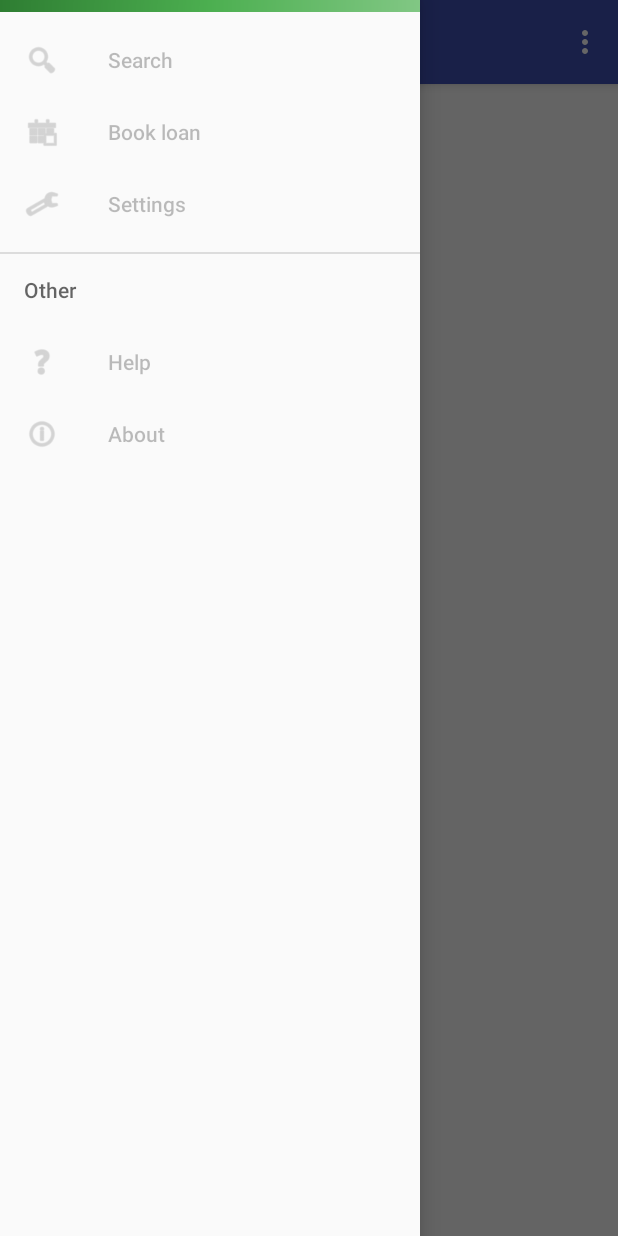
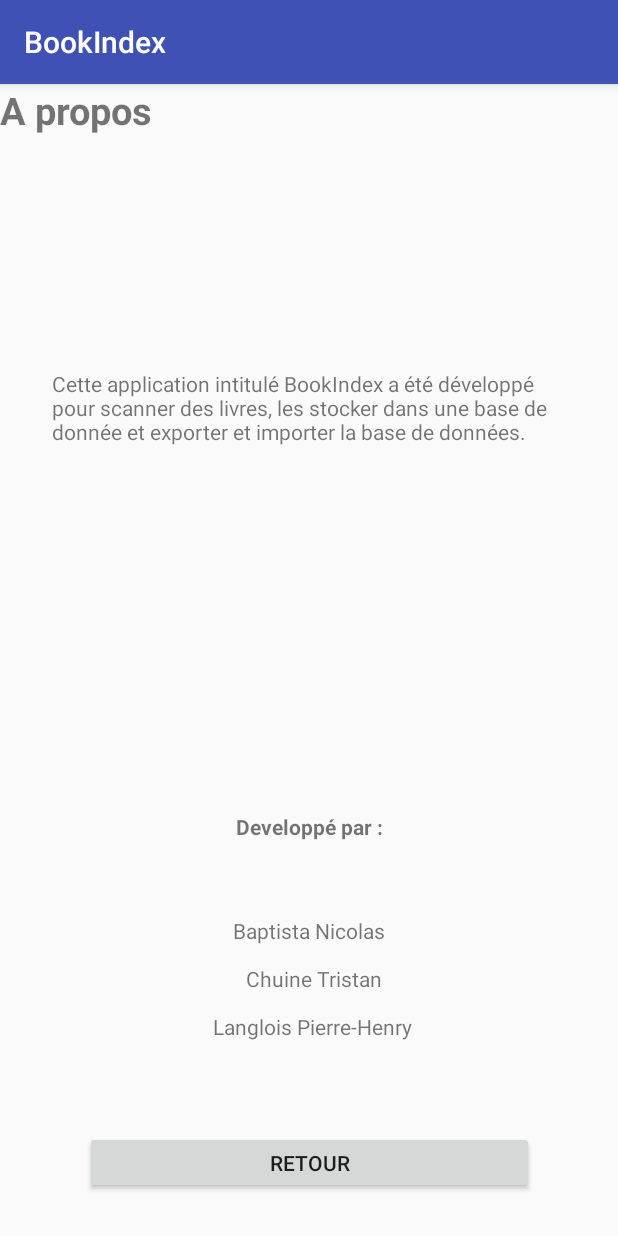
Before and after one commit to TristanEduProjet/BookIndex, an Android app: the screen it shows after launch (MainActivity before the commit, about after it), in the side drawer, after a tap on "About", on a phone screen of 412 x 824 dp. Run offline under Robolectric (Android 15) with nearby library versions, the light colour scheme and no system bars.

Commit message:
Deuxieme commit A propos + menu + drive

```diff
--- a/app/src/main/AndroidManifest.xml
+++ b/app/src/main/AndroidManifest.xml
@@ -1,5 +1,6 @@
 <?xml version="1.0" encoding="utf-8"?>
-<manifest xmlns:android="http://schemas.android.com/apk/res/android" package="fr.esgi.bookindex">
+<manifest xmlns:android="http://schemas.android.com/apk/res/android"
+    package="fr.esgi.bookindex">
 
     <application
         android:allowBackup="true"
@@ -14,10 +15,12 @@
             android:theme="@style/AppTheme.NoActionBar">
             <intent-filter>
                 <action android:name="android.intent.action.MAIN" />
+
                 <category android:name="android.intent.category.LAUNCHER" />
             </intent-filter>
         </activity>
         <activity android:name=".GDrive_export" />
+        <activity android:name=".about"></activity>
     </application>
 
 </manifest>
--- /dev/null
+++ b/app/src/main/java/fr/esgi/bookindex/about.java
@@ -0,0 +1,22 @@
+package fr.esgi.bookindex;
+
+import android.support.v7.app.AppCompatActivity;
+import android.os.Bundle;
+import android.view.View;
+import android.widget.Button;
+
+public class about extends AppCompatActivity {
+
+    @Override
+    protected void onCreate(Bundle savedInstanceState) {
+        super.onCreate(savedInstanceState);
+        setContentView(R.layout.activity_about);
+        Button mClickButton1 = (Button) findViewById(R.id.retourabout);
+        mClickButton1.setOnClickListener(new View.OnClickListener() {
+            @Override
+            public void onClick(View v) {
+                finish();
+            }
+        });
+    }
+}
--- /dev/null
+++ b/app/src/main/res/layout/activity_about.xml
@@ -0,0 +1,78 @@
+<?xml version="1.0" encoding="utf-8"?>
+<android.support.constraint.ConstraintLayout xmlns:android="http://schemas.android.com/apk/res/android"
+    xmlns:app="http://schemas.android.com/apk/res-auto"
+    xmlns:tools="http://schemas.android.com/tools"
+    android:layout_width="match_parent"
+    android:layout_height="match_parent"
+    tools:context="fr.esgi.bookindex.about">
+
+    <TextView
+        android:id="@+id/textView3"
+        android:layout_width="wrap_content"
+        android:layout_height="wrap_content"
+        android:text="A propos"
+        android:textSize="25sp"
+        android:textStyle="bold"
+        tools:layout_editor_absoluteX="16dp"
+        tools:layout_editor_absoluteY="16dp" />
+
+    <TextView
+        android:id="@+id/textView4"
+        android:layout_width="345dp"
+        android:layout_height="66dp"
+        android:layout_marginBottom="8dp"
+        android:layout_marginEnd="8dp"
+        android:layout_marginStart="8dp"
+        android:layout_marginTop="8dp"
+        android:text="Cette application intitulé BookIndex a été développé pour scanner des livres, les stocker dans une base de donnée et exporter et importer la base de données."
+        app:layout_constraintBottom_toBottomOf="parent"
+        app:layout_constraintEnd_toEndOf="parent"
+        app:layout_constraintHorizontal_bias="0.521"
+        app:layout_constraintStart_toStartOf="parent"
+        app:layout_constraintTop_toTopOf="parent"
+        app:layout_constraintVertical_bias="0.265" />
+
+    <Button
+        android:id="@+id/retourabout"
+        android:layout_width="299dp"
+        android:layout_height="42dp"
+        android:layout_marginBottom="28dp"
+        android:layout_marginEnd="8dp"
+        android:layout_marginStart="8dp"
+        android:text="RETOUR"
+        app:layout_constraintBottom_toBottomOf="parent"
+        app:layout_constraintEnd_toEndOf="parent"
+        app:layout_constraintStart_toStartOf="parent" />
+
+    <TextView
+        android:id="@+id/textView5"
+        android:layout_width="147dp"
+        android:layout_height="99dp"
+        android:layout_marginBottom="44dp"
+        android:layout_marginEnd="8dp"
+        android:layout_marginStart="8dp"
+        android:text="Baptista Nicolas\n\n  Chuine Tristan\n\n  Langlois Pierre-Henry "
+        android:textAlignment="center"
+        app:layout_constraintBottom_toTopOf="@+id/retourabout"
+        app:layout_constraintEnd_toEndOf="parent"
+        app:layout_constraintHorizontal_bias="0.502"
+        app:layout_constraintStart_toStartOf="parent" />
+
+    <TextView
+        android:id="@+id/textView6"
+        android:layout_width="wrap_content"
+        android:layout_height="wrap_content"
+        android:layout_marginBottom="8dp"
+        android:layout_marginEnd="8dp"
+        android:layout_marginStart="8dp"
+        android:layout_marginTop="8dp"
+        android:text="Developpé par :"
+        android:textStyle="bold"
+        app:layout_constraintBottom_toTopOf="@+id/textView5"
+        app:layout_constraintEnd_toEndOf="parent"
+        app:layout_constraintHorizontal_bias="0.501"
+        app:layout_constraintStart_toStartOf="parent"
+        app:layout_constraintTop_toBottomOf="@+id/textView4"
+        app:layout_constraintVertical_bias="0.84" />
+
+</android.support.constraint.ConstraintLayout>
--- a/app/src/main/res/menu/main_actionbar_menu.xml
+++ b/app/src/main/res/menu/main_actionbar_menu.xml
@@ -3,13 +3,6 @@
     xmlns:app="http://schemas.android.com/apk/res-auto"
     xmlns:tools="http://schemas.android.com/tools"
     tools:context=".ui.MainActivity">
-    <item
-        android:id="@+id/action_settings"
-        android:icon="@android:drawable/ic_menu_preferences"
-        android:orderInCategory="100"
-        android:title="@string/action_settings"
-        android:enabled="false"
-        app:showAsAction="never" />
 
     <item
         android:id="@+id/action_share"
@@ -24,20 +17,15 @@
         app:showAsAction="never" >
         <menu>
             <item
-                android:id="@+id/action_save"
-                android:icon="@android:drawable/ic_menu_save"
-                android:enabled="false"
-                android:title="@string/action_save" />
-            <item
                 android:id="@+id/action_export"
                 android:icon="@android:drawable/ic_menu_set_as"
                 android:enabled="true"
                 android:title="@string/action_export" />
             <item
-                android:id="@+id/action_send"
-                android:icon="@android:drawable/ic_menu_send"
+                android:id="@+id/action_import"
                 android:enabled="false"
-                android:title="@string/action_send" />
+                android:icon="@android:drawable/ic_menu_upload"
+                android:title="@string/action_import" />
         </menu>
     </item>
 </menu>
--- a/app/src/main/res/menu/main_activity_drawer.xml
+++ b/app/src/main/res/menu/main_activity_drawer.xml
@@ -34,7 +34,7 @@
             <item
                 android:id="@+id/nav_about"
                 android:icon="@android:drawable/ic_menu_info_details"
-                android:enabled="false"
+                android:enabled="true"
                 android:title="@string/nav_about" />
         </menu>
     </item>
--- a/app/src/main/res/values/strings.xml
+++ b/app/src/main/res/values/strings.xml
@@ -11,7 +11,7 @@
     <string name="action_save">Save</string>
     <string name="action_export">Export</string>
     <string name="action_share">Share</string>
-    <string name="action_send">Send</string>
+    <string name="action_import">Import</string>
     <string name="nav_other">Other</string>
     <string name="nav_help">Help</string>
     <string name="nav_about">About</string>
```
Also changed, not shown: app/src/main/java/fr/esgi/bookindex/GDrive_export.java (+34 -7 lines), app/src/main/java/fr/esgi/bookindex/ui/MainActivity.java (+5 -7 lines), app/src/main/res/layout/activity_gdrive_export.xml (+34 -4 lines).
